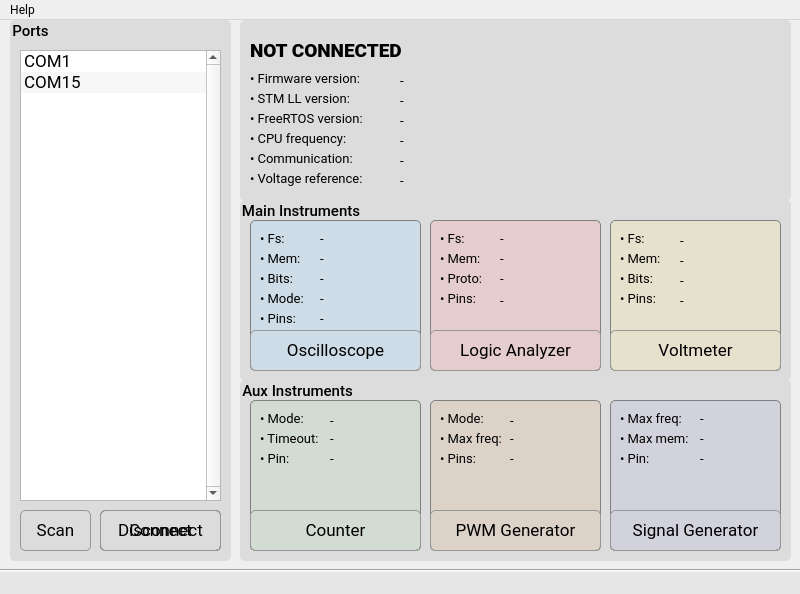
The window that src/software-qt/EMBO/window__main.ui (parezj/EMBO) describes before a commit, drawn with Qt 5.
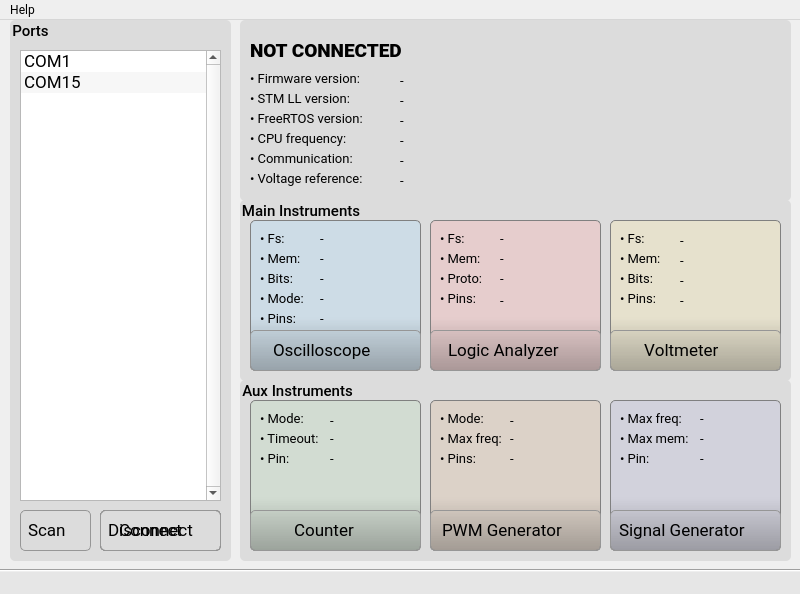
The same window after the commit. Icons and pictures are not drawn.

```diff
--- a/src/software-qt/EMBO/window__main.ui
+++ b/src/software-qt/EMBO/window__main.ui
@@ -153,6 +153,8 @@
     background: qlineargradient(x1:0, y1:0, x2:0, y2:2,
                                   stop:0 #FFFFFF, stop:0.1 #FFFFFF, stop:1  #7B7B7B);
     color: black;
+	text-align:left;
+	padding-left:7px
 }
 
 QPushButton:hover:!pressed
@@ -209,6 +211,8 @@
     background: qlineargradient(x1:0, y1:0, x2:0, y2:2,
                                   stop:0 #FFFFFF, stop:0.1 #FFFFFF, stop:1  #7B7B7B);
     color: black;
+	text-align:left;
+	padding-left:18px
 }
 
 QPushButton:hover:!pressed
@@ -265,6 +269,8 @@
     background: qlineargradient(x1:0, y1:0, x2:0, y2:2,
                                   stop:0 #FFFFFF, stop:0.1 #FFFFFF, stop:1  #7B7B7B);
     color: black;
+	text-align:left;
+	padding-left:7px
 }
 
 QPushButton:hover:!pressed
@@ -774,7 +780,10 @@
       </font>
      </property>
      <property name="styleSheet">
-      <string notr="true">QGroupBox {background-color: rgb(190,220,240, 0.5);border: 1px solid gray; border-radius: 5px;  margin-top: 0.5em;}; 
+      <string notr="true">QGroupBox {
+    background: qlineargradient(x1:0, y1:0, x2:0, y2:2, stop:0  rgb(190,220,240, 0.5), stop:0.32  rgb(190,220,240, 0.5), stop:1  rgb(0,0,0,1.0));
+	border: 1px solid gray; border-radius: 5px;  margin-top: 0.5em;
+}; 
 QGroupBox::title {subcontrol-origin: margin;left: 10px;padding: 0 3px 0 3px;}</string>
      </property>
      <property name="title">
@@ -806,6 +815,8 @@
     background: qlineargradient(x1:0, y1:0, x2:0, y2:2,
                                   stop:0 #FFFFFF, stop:0.1 #FFFFFF, stop:1  #7B7B7B);
     color: black;
+    text-align:left;
+	padding-left:22px
 }
 
 QPushButton:hover:!pressed
@@ -1119,7 +1130,10 @@
       </font>
      </property>
      <property name="styleSheet">
-      <string notr="true">QGroupBox {background-color: rgb(240,190,190, 0.5);border: 1px solid gray; border-radius: 5px;  margin-top: 0.5em;}; 
+      <string notr="true">QGroupBox {
+	background: qlineargradient(x1:0, y1:0, x2:0, y2:2, stop:0  rgb(240,190,190, 0.5), stop:0.32 rgb(240,190,190, 0.5), stop:1  rgb(0,0,0,1.0));
+	border: 1px solid gray; border-radius: 5px;  margin-top: 0.5em;
+}; 
 QGroupBox::title {subcontrol-origin: margin;left: 10px;padding: 0 3px 0 3px;}</string>
      </property>
      <property name="title">
@@ -1151,6 +1165,8 @@
     background: qlineargradient(x1:0, y1:0, x2:0, y2:2,
                                   stop:0 #FFFFFF, stop:0.1 #FFFFFF, stop:1  #7B7B7B);
     color: black;
+    text-align:left;
+	padding-left:17px
 }
 
 QPushButton:hover:!pressed
@@ -1412,7 +1428,10 @@
       </font>
      </property>
      <property name="styleSheet">
-      <string notr="true">QGroupBox {background-color: rgb(240,230,190, 0.5);border: 1px solid gray; border-radius: 5px;  margin-top: 0.5em;}; 
+      <string notr="true">QGroupBox {
+	background: qlineargradient(x1:0, y1:0, x2:0, y2:2, stop:0  rgb(240,230,190, 0.5), stop:0.32 rgb(240,230,190, 0.5), stop:1  black);
+	border: 1px solid gray; border-radius: 5px;  margin-top: 0.5em;
+}; 
 QGroupBox::title {subcontrol-origin: margin;left: 10px;padding: 0 3px 0 3px;}</string>
      </property>
      <property name="title">
@@ -1444,6 +1463,8 @@
     background: qlineargradient(x1:0, y1:0, x2:0, y2:2,
                                   stop:0 #FFFFFF, stop:0.1 #FFFFFF, stop:1  #7B7B7B);
     color: black;
+    text-align:left;
+	padding-left:33px
 }
 
 QPushButton:hover:!pressed
@@ -1738,8 +1759,12 @@
       </font>
      </property>
      <property name="styleSheet">
-      <string notr="true">QGroupBox {background-color: rgb(220,200,180, 0.5);border: 1px solid gray; border-radius: 5px;  margin-top: 0.5em;}; 
-QGroupBox::title {subcontrol-origin: margin;left: 10px;padding: 0 3px 0 3px;}</string>
+      <string notr="true">QGroupBox {
+	background: qlineargradient(x1:0, y1:0, x2:0, y2:2, stop:0  rgb(220,200,180, 0.5), stop:0.32 rgb(220,200,180, 0.5), stop:1  rgb(0,0,0,1.0));
+	border: 1px solid gray; border-radius: 5px;  margin-top: 0.5em;
+}; 
+QGroupBox::title {subcontrol-origin: margin;left: 10px;padding: 0 3px 0 3px;}
+</string>
      </property>
      <property name="title">
       <string/>
@@ -1770,6 +1795,8 @@
     background: qlineargradient(x1:0, y1:0, x2:0, y2:2,
                                   stop:0 #FFFFFF, stop:0.1 #FFFFFF, stop:1  #7B7B7B);
     color: black;
+    text-align:left;
+	padding-left:11px
 }
 
 QPushButton:hover:!pressed
@@ -1979,7 +2006,10 @@
       </font>
      </property>
      <property name="styleSheet">
-      <string notr="true">QGroupBox {background-color: rgb(200,200,220, 0.5);border: 1px solid gray; border-radius: 5px;  margin-top: 0.5em;}; 
+      <string notr="true">QGroupBox {
+	background: qlineargradient(x1:0, y1:0, x2:0, y2:2, stop:0  rgb(200,200,220, 0.5), stop:0.32 rgb(200,200,220, 0.5), stop:1  rgb(0,0,0,1.0));
+	border: 1px solid gray; border-radius: 5px;  margin-top: 0.5em;
+}; 
 QGroupBox::title {subcontrol-origin: margin;left: 10px;padding: 0 3px 0 3px;}</string>
      </property>
      <property name="title">
@@ -2011,6 +2041,8 @@
     background: qlineargradient(x1:0, y1:0, x2:0, y2:2,
                                   stop:0 #FFFFFF, stop:0.1 #FFFFFF, stop:1  #7B7B7B);
     color: black;
+    text-align:left;
+	padding-left:8px
 }
 
 QPushButton:hover:!pressed
@@ -2220,8 +2252,12 @@
       </font>
      </property>
      <property name="styleSheet">
-      <string notr="true">QGroupBox {background-color: rgb(200,220,200, 0.5);border: 1px solid gray; border-radius: 5px;  margin-top: 0.5em;}; 
-QGroupBox::title {subcontrol-origin: margin;left: 10px;padding: 0 3px 0 3px;}</string>
+      <string notr="true">QGroupBox {
+	background: qlineargradient(x1:0, y1:0, x2:0, y2:2, stop:0  rgb(200,220,200, 0.5), stop:0.32 rgb(200,220,200, 0.5), stop:1  rgb(0,0,0,1.0));
+	border: 1px solid gray; border-radius: 5px;  margin-top: 0.5em;
+}; 
+QGroupBox::title {subcontrol-origin: margin;left: 10px;padding: 0 3px 0 3px;}
+</string>
      </property>
      <property name="title">
       <string/>
@@ -2252,6 +2288,8 @@
     background: qlineargradient(x1:0, y1:0, x2:0, y2:2,
                                   stop:0 #FFFFFF, stop:0.1 #FFFFFF, stop:1  #7B7B7B);
     color: black;
+    text-align:left;
+	padding-left:43px
 }
 
 QPushButton:hover:!pressed
```
